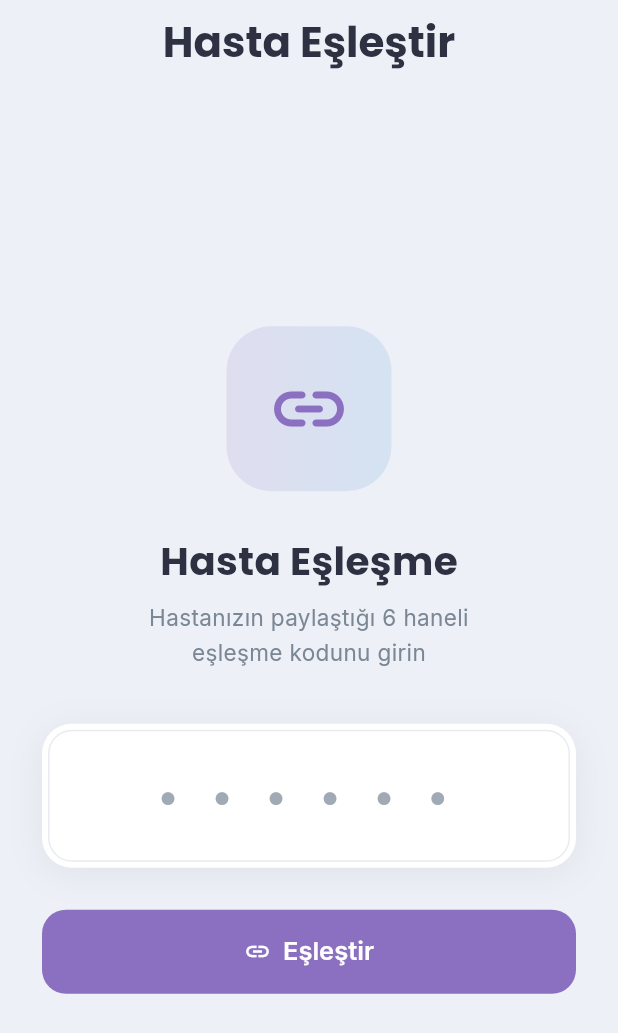
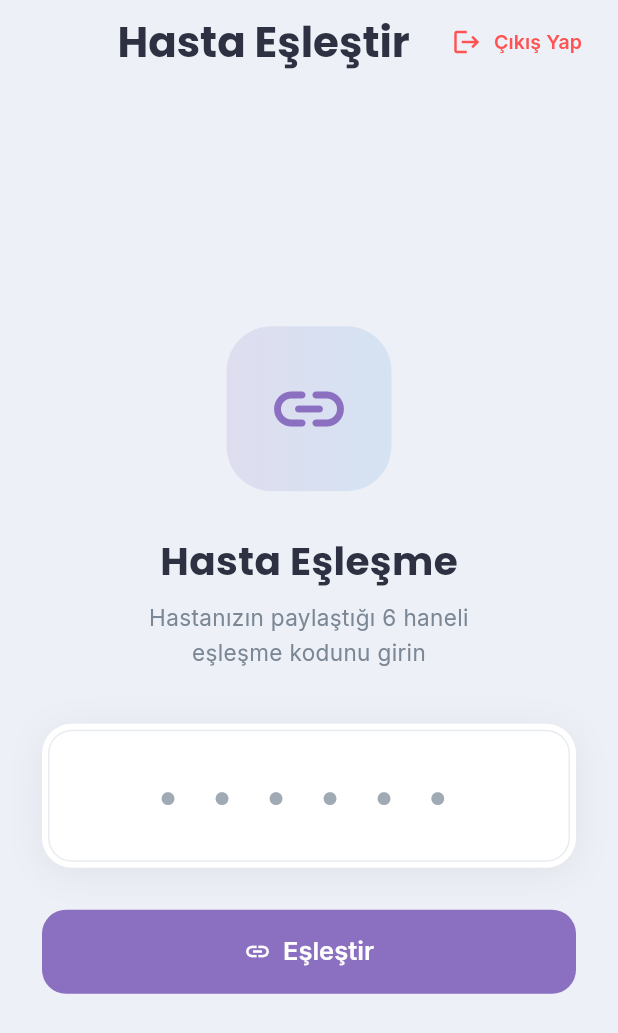
Before and after one commit to ertascagatay/ilac-dostu-ios, a Flutter app: the PairingScreen screen opened directly with empty values, on a phone screen of 412 x 824 dp. Shown: the top 1033 px of the screen. Run offline on Flutter 3.47's test engine with Material 3 defaults, Android fonts, the light colour scheme and no system bars; our stand-ins replace cloud_firestore, firebase_auth, firebase_core, fl_chart, flutter_tts, google_fonts and 5 more; accounts and stored records are empty; network calls fail.

Commit message:
Fix: Add Log Out button to escape Pairing Screen dead-end

```diff
--- a/ilac_dostu/lib/screens/pairing_screen.dart
+++ b/ilac_dostu/lib/screens/pairing_screen.dart
@@ -1,8 +1,11 @@
 import 'package:flutter/material.dart';
 import 'package:google_fonts/google_fonts.dart';
+import 'package:firebase_auth/firebase_auth.dart';
+import 'package:shared_preferences/shared_preferences.dart';
 import '../services/firestore_service.dart';
 import '../theme/app_theme.dart';
 import 'caregiver_dashboard.dart';
+import 'login_screen.dart';
 
 class PairingScreen extends StatefulWidget {
   final String caregiverUid;
@@ -21,6 +24,17 @@ class _PairingScreenState extends State<PairingScreen> {
   void dispose() {
     _codeController.dispose();
     super.dispose();
+  }
+
+  Future<void> _logout() async {
+    await FirebaseAuth.instance.signOut();
+    final prefs = await SharedPreferences.getInstance();
+    await prefs.clear();
+    if (!mounted) return;
+    Navigator.of(context).pushAndRemoveUntil(
+      MaterialPageRoute(builder: (_) => const LoginScreen()),
+      (route) => false,
+    );
   }
 
   Future<void> _pair() async {
@@ -79,6 +93,7 @@ class _PairingScreenState extends State<PairingScreen> {
       appBar: AppBar(
         backgroundColor: Colors.transparent,
         elevation: 0,
+        automaticallyImplyLeading: false,
         title: Text(
           'Hasta Eşleştir',
           style: GoogleFonts.poppins(
@@ -87,6 +102,21 @@ class _PairingScreenState extends State<PairingScreen> {
           ),
         ),
         centerTitle: true,
+        actions: [
+          TextButton.icon(
+            onPressed: _logout,
+            icon: const Icon(Icons.logout, size: 20, color: Colors.redAccent),
+            label: Text(
+              'Çıkış Yap',
+              style: GoogleFonts.inter(
+                fontSize: 13,
+                fontWeight: FontWeight.w600,
+                color: Colors.redAccent,
+              ),
+            ),
+          ),
+          const SizedBox(width: 8),
+        ],
       ),
       body: Center(
         child: SingleChildScrollView(
```
